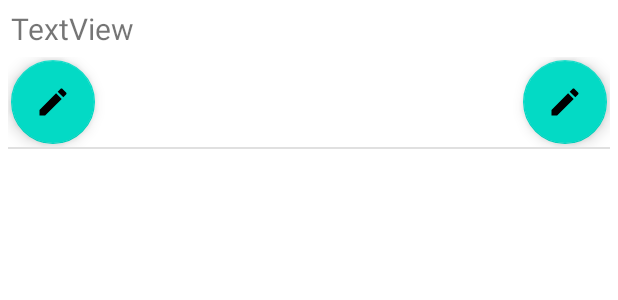
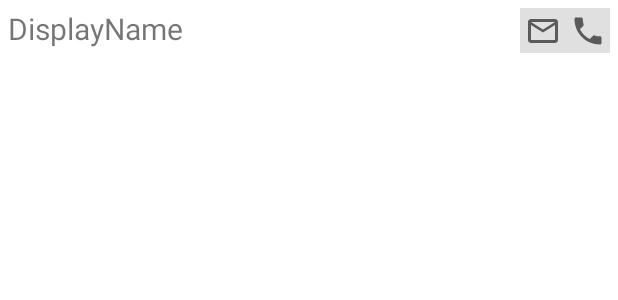
Before and after one commit to ChristianKitte/Yatol, an Android app: the layout fragment_contact_listitem.xml on its own in the app's theme, with its tools: preview values and no code run, on a phone screen of 412 x 824 dp. Shown: the top 300 px of the screen. Run offline under Robolectric (Android 15) with nearby library versions, the phone set to English and light mode, and no system bars.

Commit message:
Kontaktliste erweitert zur Anzeige von Display Name, Layout überarbeitet

```diff
--- a/app/src/main/java/de/ckitte/myapplication/startup/LogInActivity.kt
+++ b/app/src/main/java/de/ckitte/myapplication/startup/LogInActivity.kt
@@ -1,5 +1,6 @@
 package de.ckitte.myapplication.startup
 
+import android.Manifest
 import android.content.Intent
 import android.os.Bundle
 import android.view.View
--- /dev/null
+++ b/app/src/main/res/drawable/ic_mail.xml
@@ -0,0 +1,10 @@
+<vector xmlns:android="http://schemas.android.com/apk/res/android"
+    android:width="24dp"
+    android:height="24dp"
+    android:viewportWidth="24"
+    android:viewportHeight="24"
+    android:tint="?attr/colorControlNormal">
+  <path
+      android:fillColor="@android:color/white"
+      android:pathData="M20,4L4,4c-1.1,0 -1.99,0.9 -1.99,2L2,18c0,1.1 0.9,2 2,2h16c1.1,0 2,-0.9 2,-2L22,6c0,-1.1 -0.9,-2 -2,-2zM20,18L4,18L4,8l8,5 8,-5v10zM12,11L4,6h16l-8,5z"/>
+</vector>
--- /dev/null
+++ b/app/src/main/res/drawable/ic_phone.xml
@@ -0,0 +1,10 @@
+<vector xmlns:android="http://schemas.android.com/apk/res/android"
+    android:width="24dp"
+    android:height="24dp"
+    android:viewportWidth="24"
+    android:viewportHeight="24"
+    android:tint="?attr/colorControlNormal">
+  <path
+      android:fillColor="@android:color/white"
+      android:pathData="M6.62,10.79c1.44,2.83 3.76,5.14 6.59,6.59l2.2,-2.2c0.27,-0.27 0.67,-0.36 1.02,-0.24 1.12,0.37 2.33,0.57 3.57,0.57 0.55,0 1,0.45 1,1V20c0,0.55 -0.45,1 -1,1 -9.39,0 -17,-7.61 -17,-17 0,-0.55 0.45,-1 1,-1h3.5c0.55,0 1,0.45 1,1 0,1.25 0.2,2.45 0.57,3.57 0.11,0.35 0.03,0.74 -0.25,1.02l-2.2,2.2z"/>
+</vector>
--- a/app/src/main/res/layout/fragment_contact_listitem.xml
+++ b/app/src/main/res/layout/fragment_contact_listitem.xml
@@ -6,48 +6,40 @@
     android:layout_margin="5sp"
     android:orientation="vertical">
 
-    <TextView
-        android:id="@+id/tvContact"
-        android:layout_width="match_parent"
-        android:layout_height="wrap_content"
-        android:layout_marginBottom="5sp"
-        android:drawablePadding="5sp"
-        android:paddingStart="2sp"
-        android:text="TextView"
-        android:textSize="20sp" />
-
-    <androidx.coordinatorlayout.widget.CoordinatorLayout
+    <androidx.constraintlayout.widget.ConstraintLayout
+        xmlns:app="http://schemas.android.com/apk/res-auto"
         android:id="@+id/coordinatorLayout"
         android:layout_width="match_parent"
-        android:layout_height="wrap_content"
-        app:layout_constraintBottom_toBottomOf="parent"
-        app:layout_constraintEnd_toEndOf="parent"
-        app:layout_constraintStart_toStartOf="parent">
+        android:layout_height="wrap_content">
 
-        <com.google.android.material.floatingactionbutton.FloatingActionButton
-            android:id="@+id/fabCall"
-            android:layout_width="match_parent"
-            android:layout_height="wrap_content"
-            android:layout_gravity="bottom|right"
-            android:layout_margin="2dp"
-            android:contentDescription="Edit Button"
-            android:src="@drawable/ic_edit" />
+        <TextView
+            android:id="@+id/tvContact"
+            android:layout_width="0dp"
+            android:layout_height="30dp"
+            android:drawablePadding="5sp"
+            android:text="DisplayName"
+            android:textSize="20sp"
+            app:layout_constraintEnd_toStartOf="@+id/btnMail"
+            app:layout_constraintStart_toStartOf="parent"
+            app:layout_constraintTop_toTopOf="parent" />
 
-        <com.google.android.material.floatingactionbutton.FloatingActionButton
-            android:id="@+id/fabMail"
-            android:layout_width="match_parent"
-            android:layout_height="wrap_content"
-            android:layout_gravity="bottom|left"
-            android:layout_margin="2dp"
-            android:contentDescription="Edit Button"
-            android:src="@drawable/ic_edit" />
+        <ImageButton
+            android:id="@+id/btnCall"
+            android:layout_width="30dp"
+            android:layout_height="30dp"
+            android:background="@color/material_on_surface_stroke"
+            android:src="@drawable/ic_phone"
+            app:layout_constraintEnd_toEndOf="parent"
+            app:layout_constraintTop_toTopOf="parent" />
 
-    </androidx.coordinatorlayout.widget.CoordinatorLayout>
+        <ImageButton
+            android:id="@+id/btnMail"
+            android:layout_width="30dp"
+            android:layout_height="30dp"
+            android:background="@color/material_on_surface_stroke"
+            android:src="@drawable/ic_mail"
+            app:layout_constraintEnd_toStartOf="@+id/btnCall"
+            app:layout_constraintTop_toTopOf="parent" />
 
-    <View
-        android:id="@+id/divider"
-        android:layout_width="match_parent"
-        android:layout_height="1dp"
-        android:background="?android:attr/listDivider" />
-
+    </androidx.constraintlayout.widget.ConstraintLayout>
 </LinearLayout>
--- a/app/src/main/res/layout/fragment_todo_listitem.xml
+++ b/app/src/main/res/layout/fragment_todo_listitem.xml
@@ -5,6 +5,11 @@
     android:layout_height="wrap_content"
     android:layout_margin="5sp"
     android:orientation="vertical">
+
+    <!--
+    Achtung! ListViewAdapter benötigt scheinbar LinearLayout auf der obersten
+    Ebene...
+    -->
 
     <TextView
         android:id="@+id/tvTitle"
```
Also changed, not shown: app/src/main/java/de/ckitte/myapplication/model/EditToDoModel.kt (+12 -0 lines), app/src/main/java/de/ckitte/myapplication/startup/MainActivity.kt (+17 -0 lines), app/src/main/java/de/ckitte/myapplication/surface/EditToDo.kt (+40 -26 lines), app/src/main/java/de/ckitte/myapplication/surface/ToDoList.kt (+16 -14 lines), app/src/main/java/de/ckitte/myapplication/util/ContactState.kt (deleted, +0 -7 lines), app/src/main/java/de/ckitte/myapplication/util/ContactUtil.kt (added, +37 -0 lines), app/src/main/java/de/ckitte/myapplication/viewadapter/ContactListViewAdapter.kt (+25 -6 lines).
